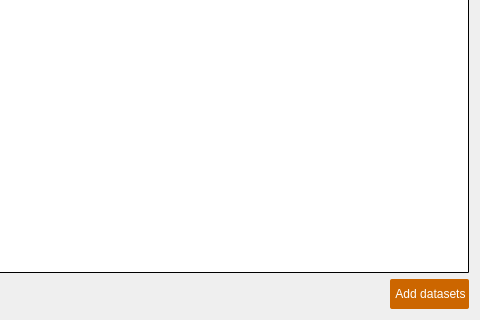
The window that PSIArchiver/datasetbrowser.ui (paulscherrerinstitute/scicat-qt) describes before a commit, drawn with Qt 5; both pictures show x 129 to 609 and y 149 to 469 of the 609 by 469 pixel window.
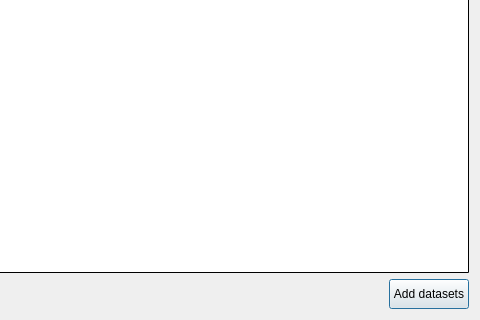
The same window after the commit.

Commit message: fix: align colors with native os styles

Patch:
```diff
--- a/PSIArchiver/datasetbrowser.ui
+++ b/PSIArchiver/datasetbrowser.ui
@@ -28,10 +28,6 @@
        <height>30</height>
       </size>
      </property>
-     <property name="styleSheet">
-      <string notr="true">QPushButton{background-color: rgb(204, 102, 0); color: rgb(255, 255, 255); border-radius:2px; padding-left: 5px; padding-right: 3px;}
-QPushButton:hover{background-color: rgb(244, 122, 0); color: rgb(255, 255, 255); padding-left: 5px; padding-right: 3px;}</string>
-     </property>
      <property name="text">
       <string>Add datasets</string>
      </property>
```
Left out of the diff: 1 changed line with no effect on the pictures. The commit also changes 10 other files.
